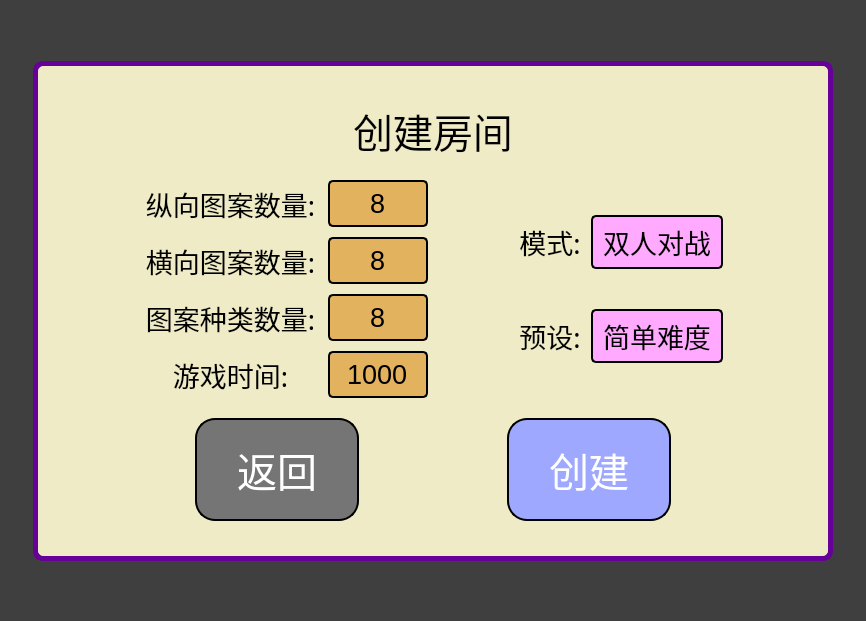
Above: PerfectLinkClient/createroomwindow.ui from Fabulousxu/PerfectLink-Client before the change. Below: the same form after it.
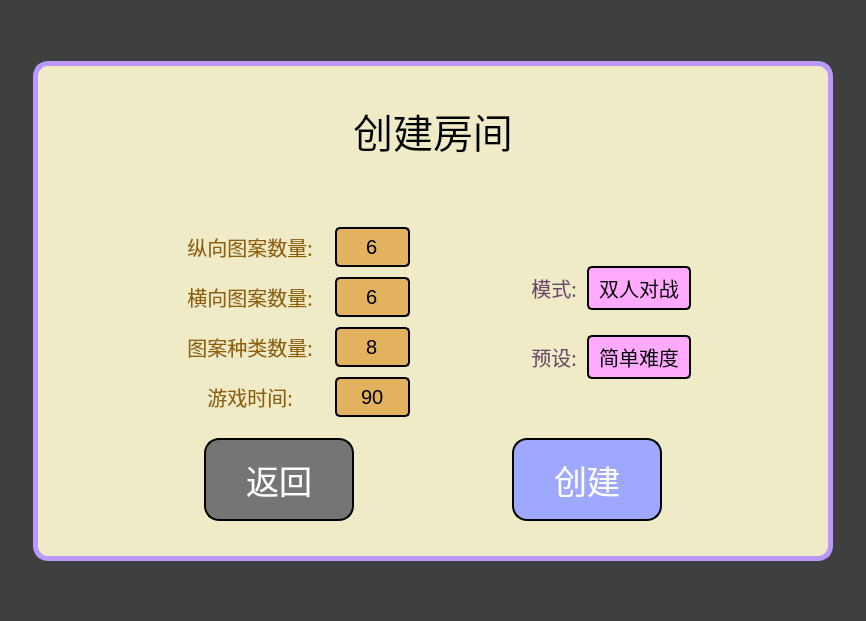
That is the form after the change.

The edit to the form file:
```diff
--- a/PerfectLinkClient/createroomwindow.ui
+++ b/PerfectLinkClient/createroomwindow.ui
@@ -85,8 +85,8 @@
 	background-color: rgb(238, 235, 198);
 }
 QWidget#widget {
-	border: 5px solid rgb(102, 0, 153);
-	border-radius: 10px;
+	border: 5px solid rgb(185, 153, 255);
+	border-radius: 15px;
 }</string>
        </property>
        <layout class="QVBoxLayout" name="verticalLayout_4">
@@ -124,6 +124,31 @@
           </property>
          </widget>
         </item>
+        <item>
+         <widget class="QLabel" name="errorLabel">
+          <property name="sizePolicy">
+           <sizepolicy hsizetype="Preferred" vsizetype="Fixed">
+            <horstretch>0</horstretch>
+            <verstretch>0</verstretch>
+           </sizepolicy>
+          </property>
+          <property name="font">
+           <font>
+            <family>Minecraft AE</family>
+            <pointsize>15</pointsize>
+           </font>
+          </property>
+          <property name="styleSheet">
+           <string notr="true">color: rgb(181, 98, 99);</string>
+          </property>
+          <property name="text">
+           <string/>
+          </property>
+          <property name="alignment">
+           <set>Qt::AlignCenter</set>
+          </property>
+         </widget>
+        </item>
         <item>
          <layout class="QHBoxLayout" name="horizontalLayout_7" stretch="1,0,1,0,1">
           <property name="spacing">
@@ -205,24 +230,24 @@
                    </property>
                    <property name="minimumSize">
                     <size>
-                     <width>175</width>
+                     <width>150</width>
                      <height>0</height>
                     </size>
                    </property>
                    <property name="maximumSize">
                     <size>
-                     <width>175</width>
+                     <width>150</width>
                      <height>16777215</height>
                     </size>
                    </property>
                    <property name="font">
                     <font>
                      <family>Minecraft AE</family>
-                     <pointsize>20</pointsize>
+                     <pointsize>15</pointsize>
                     </font>
                    </property>
                    <property name="styleSheet">
-                    <string notr="true"/>
+                    <string notr="true">color: rgb(143, 95, 0);</string>
                    </property>
                    <property name="text">
                     <string>纵向图案数量:</string>
@@ -233,7 +258,7 @@
                   </widget>
                  </item>
                  <item>
-                  <widget class="QLineEdit" name="widthInput">
+                  <widget class="QLineEdit" name="heightInput">
                    <property name="sizePolicy">
                     <sizepolicy hsizetype="Fixed" vsizetype="Fixed">
                      <horstretch>0</horstretch>
@@ -242,19 +267,19 @@
                    </property>
                    <property name="minimumSize">
                     <size>
-                     <width>100</width>
+                     <width>75</width>
                      <height>0</height>
                     </size>
                    </property>
                    <property name="maximumSize">
                     <size>
-                     <width>100</width>
+                     <width>75</width>
                      <height>16777215</height>
                     </size>
                    </property>
                    <property name="font">
                     <font>
-                     <pointsize>20</pointsize>
+                     <pointsize>15</pointsize>
                     </font>
                    </property>
                    <property name="styleSheet">
@@ -269,7 +294,7 @@
 }</string>
                    </property>
                    <property name="text">
-                    <string>8</string>
+                    <string>6</string>
                    </property>
                    <property name="alignment">
                     <set>Qt::AlignCenter</set>
@@ -293,24 +318,24 @@
                    </property>
                    <property name="minimumSize">
                     <size>
-                     <width>175</width>
+                     <width>150</width>
                      <height>0</height>
                     </size>
                    </property>
                    <property name="maximumSize">
                     <size>
-                     <width>175</width>
+                     <width>150</width>
                      <height>16777215</height>
                     </size>
                    </property>
                    <property name="font">
                     <font>
                      <family>Minecraft AE</family>
-                     <pointsize>20</pointsize>
+                     <pointsize>15</pointsize>
                     </font>
                    </property>
                    <property name="styleSheet">
-                    <string notr="true"/>
+                    <string notr="true">color: rgb(143, 95, 0);</string>
                    </property>
                    <property name="text">
                     <string>横向图案数量:</string>
@@ -321,7 +346,7 @@
                   </widget>
                  </item>
                  <item>
-                  <widget class="QLineEdit" name="heightInput">
+                  <widget class="QLineEdit" name="widthInput">
                    <property name="sizePolicy">
                     <sizepolicy hsizetype="Fixed" vsizetype="Fixed">
                      <horstretch>0</horstretch>
@@ -330,19 +355,19 @@
                    </property>
                    <property name="minimumSize">
                     <size>
-                     <width>100</width>
+                     <width>75</width>
                      <height>0</height>
                     </size>
                    </property>
                    <property name="maximumSize">
                     <size>
-                     <width>100</width>
+                     <width>75</width>
                      <height>16777215</height>
                     </size>
                    </property>
                    <property name="font">
                     <font>
-                     <pointsize>20</pointsize>
+                     <pointsize>15</pointsize>
                     </font>
                    </property>
                    <property name="styleSheet">
@@ -357,7 +382,7 @@
 }</string>
                    </property>
                    <property name="text">
-                    <string>8</string>
+                    <string>6</string>
                    </property>
                    <property name="alignment">
                     <set>Qt::AlignCenter</set>
@@ -381,24 +406,24 @@
                    </property>
                    <property name="minimumSize">
                     <size>
-                     <width>175</width>
+                     <width>150</width>
                      <height>0</height>
                     </size>
                    </property>
                    <property name="maximumSize">
                     <size>
-                     <width>175</width>
+                     <width>150</width>
                      <height>16777215</height>
                     </size>
                    </property>
                    <property name="font">
                     <font>
                      <family>Minecraft AE</family>
-                     <pointsize>20</pointsize>
+                     <pointsize>15</pointsize>
                     </font>
                    </property>
                    <property name="styleSheet">
-                    <string notr="true"/>
+                    <string notr="true">color: rgb(143, 95, 0);</string>
                    </property>
                    <property name="text">
                     <string>图案种类数量:</string>
@@ -418,19 +443,19 @@
                    </property>
                    <property name="minimumSize">
                     <size>
-                     <width>100</width>
+                     <width>75</width>
                      <height>0</height>
                     </size>
                    </property>
                    <property name="maximumSize">
                     <size>
-                     <width>100</width>
+                     <width>75</width>
                      <height>16777215</height>
                     </size>
                    </property>
                    <property name="font">
                     <font>
-                     <pointsize>20</pointsize>
+                     <pointsize>15</pointsize>
                     </font>
                    </property>
                    <property name="styleSheet">
@@ -469,24 +494,24 @@
                    </property>
                    <property name="minimumSize">
                     <size>
-                     <width>175</width>
+                     <width>150</width>
                      <height>0</height>
                     </size>
                    </property>
                    <property name="maximumSize">
                     <size>
-                     <width>175</width>
+                     <width>150</width>
                      <height>16777215</height>
                     </size>
                    </property>
                    <property name="font">
                     <font>
                      <family>Minecraft AE</family>
-                     <pointsize>20</pointsize>
+                     <pointsize>15</pointsize>
                     </font>
                    </property>
                    <property name="styleSheet">
-                    <string notr="true"/>
+                    <string notr="true">color: rgb(143, 95, 0);</string>
                    </property>
                    <property name="text">
                     <string>游戏时间:</string>
@@ -506,19 +531,19 @@
                    </property>
                    <property name="minimumSize">
                     <size>
-                     <width>100</width>
+                     <width>75</width>
                      <height>0</height>
                     </size>
                    </property>
                    <property name="maximumSize">
                     <size>
-                     <width>100</width>
+                     <width>75</width>
                      <height>16777215</height>
                     </size>
                    </property>
                    <property name="font">
                     <font>
-                     <pointsize>20</pointsize>
+                     <pointsize>15</pointsize>
                     </font>
                    </property>
                    <property name="styleSheet">
@@ -533,7 +558,7 @@
 }</string>
                    </property>
                    <property name="text">
-                    <string>1000</string>
+                    <string>90</string>
                    </property>
                    <property name="alignment">
                     <set>Qt::AlignCenter</set>
@@ -574,7 +599,7 @@
            </spacer>
           </item>
           <item>
-           <layout class="QVBoxLayout" name="verticalLayout_3">
+           <layout class="QVBoxLayout" name="verticalLayout_3" stretch="2,0,1,0,2">
             <item>
              <spacer name="verticalSpacer_3">
               <property name="orientation">
@@ -598,11 +623,11 @@
                 <property name="font">
                  <font>
                   <family>Minecraft AE</family>
-                  <pointsize>20</pointsize>
+                  <pointsize>15</pointsize>
                  </font>
                 </property>
                 <property name="styleSheet">
-                 <string notr="true"/>
+                 <string notr="true">color: rgb(107, 71, 107);</string>
                 </property>
                 <property name="text">
                  <string>模式:</string>
@@ -614,10 +639,22 @@
               </item>
               <item>
                <widget class="QPushButton" name="modeButton">
+                <property name="minimumSize">
+                 <size>
+                  <width>104</width>
+                  <height>0</height>
+                 </size>
+                </property>
+                <property name="maximumSize">
+                 <size>
+                  <width>104</width>
+                  <height>16777215</height>
+                 </size>
+                </property>
                 <property name="font">
                  <font>
                   <family>Minecraft AE</family>
-                  <pointsize>20</pointsize>
+                  <pointsize>15</pointsize>
                  </font>
                 </property>
                 <property name="styleSheet">
@@ -664,11 +701,11 @@
                 <property name="font">
                  <font>
                   <family>Minecraft AE</family>
-                  <pointsize>20</pointsize>
+                  <pointsize>15</pointsize>
                  </font>
                 </property>
                 <property name="styleSheet">
-                 <string notr="true"/>
+                 <string notr="true">color: rgb(107, 71, 107);</string>
                 </property>
                 <property name="text">
                  <string>预设:</string>
@@ -680,10 +717,28 @@
               </item>
               <item>
                <widget class="QPushButton" name="levelButton">
+                <property name="sizePolicy">
+                 <sizepolicy hsizetype="Fixed" vsizetype="Fixed">
+                  <horstretch>0</horstretch>
+                  <verstretch>0</verstretch>
+                 </sizepolicy>
+                </property>
+                <property name="minimumSize">
+                 <size>
+                  <width>104</width>
+                  <height>0</height>
+                 </size>
+                </property>
+                <property name="maximumSize">
+                 <size>
+                  <width>104</width>
+                  <height>16777215</height>
+                 </size>
+                </property>
                 <property name="font">
                  <font>
                   <family>Minecraft AE</family>
-                  <pointsize>20</pointsize>
+                  <pointsize>15</pointsize>
                  </font>
                 </property>
                 <property name="styleSheet">
@@ -738,7 +793,7 @@
          </layout>
         </item>
         <item>
-         <layout class="QHBoxLayout" name="horizontalLayout_9">
+         <layout class="QHBoxLayout" name="horizontalLayout_9" stretch="1,0,1,0,1">
           <item>
            <spacer name="horizontalSpacer_8">
             <property name="orientation">
@@ -757,7 +812,7 @@
             <property name="font">
              <font>
               <family>Minecraft AE</family>
-              <pointsize>30</pointsize>
+              <pointsize>25</pointsize>
              </font>
             </property>
             <property name="styleSheet">
@@ -765,8 +820,8 @@
 	color: rgb(255, 255, 255);
 	background-color: rgb(117, 117, 117);
 	border: 2px solid rgb(0, 0, 0);
-	border-radius: 20px;
-	padding: 20px 40px 20px 40px;
+	border-radius: 15px;
+	padding: 15px 40px 15px 40px;
 }
 QPushButton:hover {
 	background-color: rgb(163, 163, 163);
@@ -798,7 +853,7 @@
             <property name="font">
              <font>
               <family>Minecraft AE</family>
-              <pointsize>30</pointsize>
+              <pointsize>25</pointsize>
              </font>
             </property>
             <property name="styleSheet">
@@ -806,8 +861,8 @@
 	color: rgb(255, 255, 255);
 	background-color: rgb(158, 168, 255);
 	border: 2px solid rgb(0, 0, 0);
-	border-radius: 20px;
-	padding: 20px 40px 20px 40px;
+	border-radius: 15px;
+	padding: 15px 40px 15px 40px;
 }
 QPushButton:hover {
 	background-color: rgb(194, 200, 255);
```
